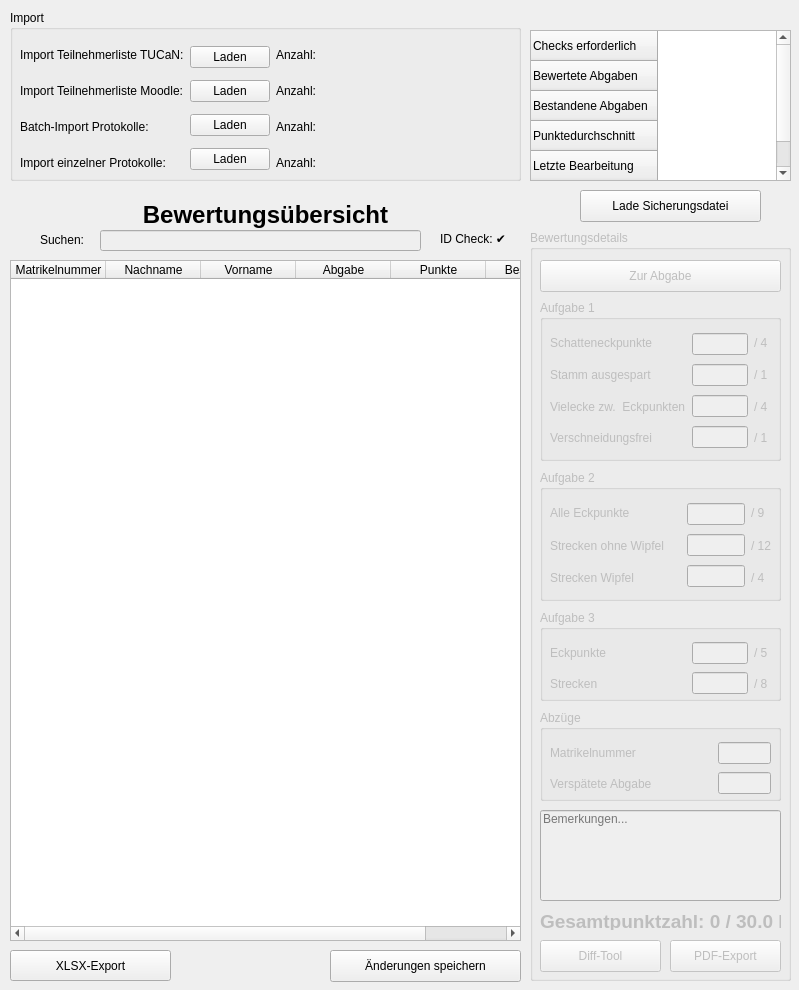
First picture: the form in gmvtestat.ui, repository Dimey/IIB_GMV-Testat, before the edit.
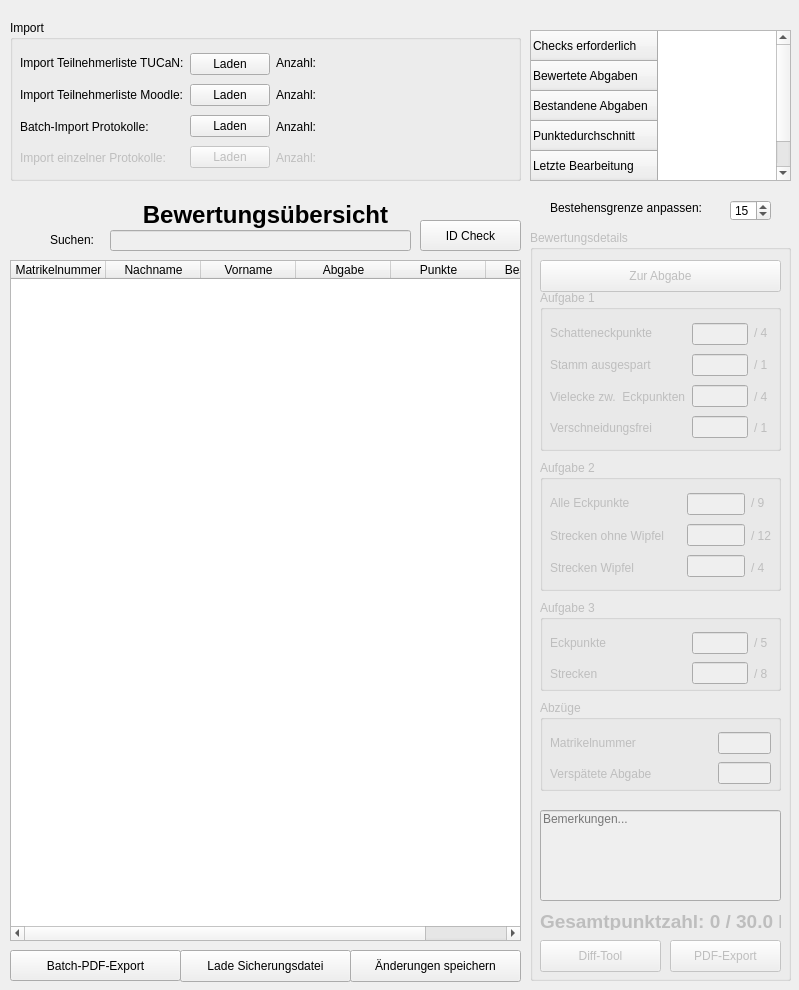
Second picture: the form after the edit. Icons and pictures are not drawn.

```diff
--- a/gmvtestat.ui
+++ b/gmvtestat.ui
@@ -88,36 +88,23 @@
      </property>
     </column>
    </widget>
-   <widget class="QLabel" name="label_14">
-    <property name="geometry">
-     <rect>
-      <x>440</x>
-      <y>230</y>
-      <width>81</width>
-      <height>16</height>
-     </rect>
-    </property>
-    <property name="text">
-     <string>ID Check: ✔️</string>
-    </property>
-   </widget>
    <widget class="QPushButton" name="pushButton_8">
     <property name="geometry">
      <rect>
       <x>10</x>
       <y>950</y>
-      <width>161</width>
+      <width>171</width>
       <height>31</height>
      </rect>
     </property>
     <property name="text">
-     <string>XLSX-Export</string>
+     <string>Batch-PDF-Export</string>
     </property>
    </widget>
    <widget class="QLabel" name="label_5">
     <property name="geometry">
      <rect>
-      <x>40</x>
+      <x>50</x>
       <y>230</y>
       <width>61</width>
       <height>20</height>
@@ -130,9 +117,9 @@
    <widget class="QPushButton" name="AenderungenSpeichern_btn">
     <property name="geometry">
      <rect>
-      <x>330</x>
+      <x>350</x>
       <y>950</y>
-      <width>191</width>
+      <width>171</width>
       <height>32</height>
      </rect>
     </property>
@@ -143,9 +130,9 @@
    <widget class="QPushButton" name="LadeSicherungsDatei_btn">
     <property name="geometry">
      <rect>
-      <x>580</x>
-      <y>190</y>
-      <width>181</width>
+      <x>180</x>
+      <y>950</y>
+      <width>171</width>
       <height>32</height>
      </rect>
     </property>
@@ -197,9 +184,9 @@
     </property>
     <property name="geometry">
      <rect>
-      <x>100</x>
+      <x>110</x>
       <y>230</y>
-      <width>321</width>
+      <width>301</width>
       <height>21</height>
      </rect>
     </property>
@@ -281,7 +268,7 @@
      <property name="geometry">
       <rect>
        <x>10</x>
-       <y>70</y>
+       <y>60</y>
        <width>241</width>
        <height>161</height>
       </rect>
@@ -402,7 +389,7 @@
      <property name="geometry">
       <rect>
        <x>10</x>
-       <y>240</y>
+       <y>230</y>
        <width>241</width>
        <height>131</height>
       </rect>
@@ -502,7 +489,7 @@
      <property name="geometry">
       <rect>
        <x>10</x>
-       <y>380</y>
+       <y>370</y>
        <width>241</width>
        <height>91</height>
       </rect>
@@ -581,7 +568,7 @@
      <property name="geometry">
       <rect>
        <x>10</x>
-       <y>480</y>
+       <y>470</y>
        <width>241</width>
        <height>91</height>
       </rect>
@@ -662,9 +649,9 @@
     <property name="geometry">
      <rect>
       <x>10</x>
-      <y>10</y>
+      <y>20</y>
       <width>511</width>
-      <height>171</height>
+      <height>161</height>
      </rect>
     </property>
     <property name="title">
@@ -676,7 +663,7 @@
        <x>10</x>
        <y>30</y>
        <width>391</width>
-       <height>138</height>
+       <height>121</height>
       </rect>
      </property>
      <layout class="QHBoxLayout" name="horizontalLayout_2">
@@ -710,6 +697,9 @@
           </item>
           <item>
            <widget class="QLabel" name="label_4">
+            <property name="enabled">
+             <bool>false</bool>
+            </property>
             <property name="text">
              <string>Import einzelner Protokolle:</string>
             </property>
@@ -742,6 +732,9 @@
           </item>
           <item>
            <widget class="QPushButton" name="EinzelKpLaden_btn">
+            <property name="enabled">
+             <bool>false</bool>
+            </property>
             <property name="text">
              <string>Laden</string>
             </property>
@@ -774,6 +767,9 @@
           </item>
           <item>
            <widget class="QLabel" name="label_9">
+            <property name="enabled">
+             <bool>false</bool>
+            </property>
             <property name="text">
              <string>Anzahl:</string>
             </property>
@@ -843,6 +839,51 @@
      <bool>false</bool>
     </property>
    </widget>
+   <widget class="QSpinBox" name="grenze_spinBox">
+    <property name="geometry">
+     <rect>
+      <x>730</x>
+      <y>200</y>
+      <width>41</width>
+      <height>21</height>
+     </rect>
+    </property>
+    <property name="minimum">
+     <number>1</number>
+    </property>
+    <property name="maximum">
+     <number>30</number>
+    </property>
+    <property name="value">
+     <number>15</number>
+    </property>
+   </widget>
+   <widget class="QLabel" name="label_12">
+    <property name="geometry">
+     <rect>
+      <x>550</x>
+      <y>200</y>
+      <width>181</width>
+      <height>16</height>
+     </rect>
+    </property>
+    <property name="text">
+     <string>Bestehensgrenze anpassen:</string>
+    </property>
+   </widget>
+   <widget class="QPushButton" name="pushButton">
+    <property name="geometry">
+     <rect>
+      <x>420</x>
+      <y>220</y>
+      <width>101</width>
+      <height>31</height>
+     </rect>
+    </property>
+    <property name="text">
+     <string>ID Check</string>
+    </property>
+   </widget>
   </widget>
   <action name="actionHallo">
    <property name="text">
```
